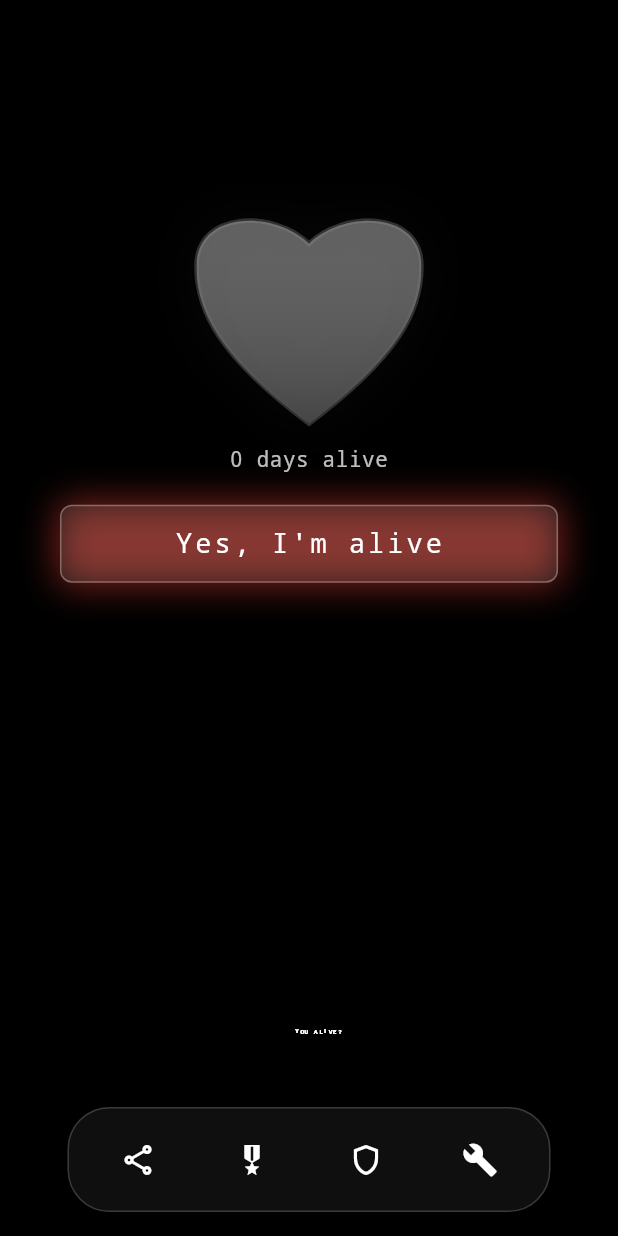
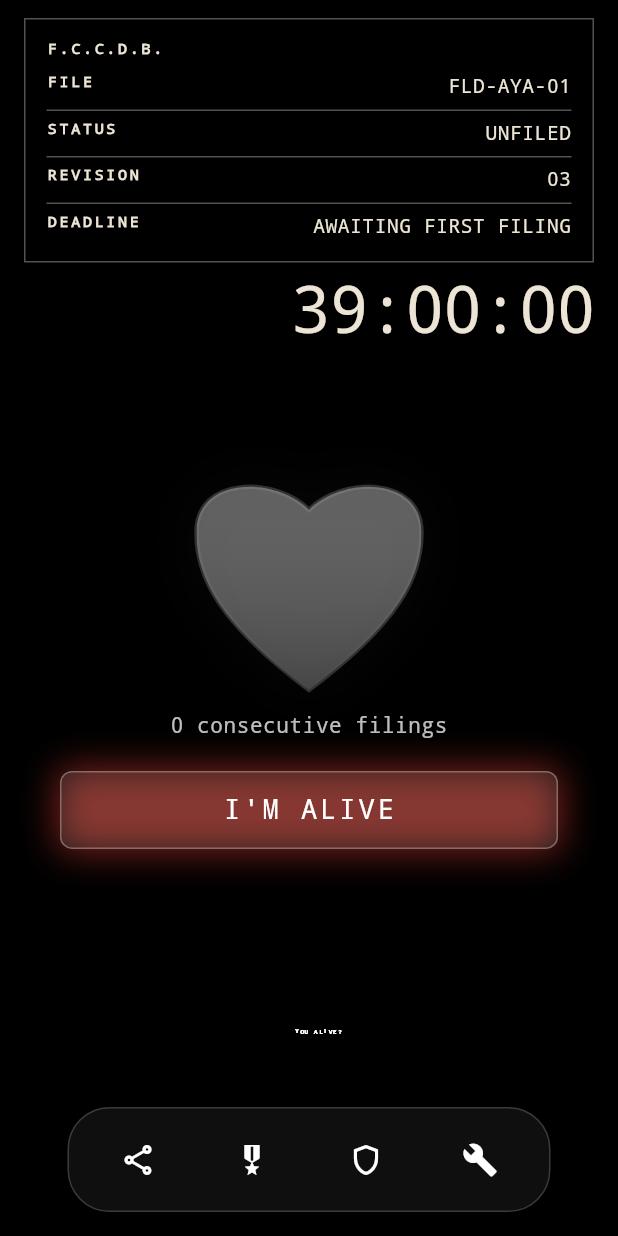
Before and after one commit to slenderdeveloperman/are-you-alive-flutter, a Flutter app: the HomeScreen screen opened directly, on a phone screen of 412 x 824 dp. Run offline on Flutter 3.47's test engine with Material 3 defaults, Android fonts, the phone set to English and light mode, and no system bars; our stand-ins replace flutter_local_notifications, flutter_native_contact_picker, flutter_secure_storage, flutter_timezone, screenshot, share_plus and 2 more; missing offline and left inert: phone_numbers_parser, play_install_referrer; accounts and stored records are empty.

Commit message:
feat(ui): promote filing state and countdown on home

```diff
--- a/lib/screens/home_screen.dart
+++ b/lib/screens/home_screen.dart
@@ -27,6 +27,8 @@ import '../theme/motion_tokens.dart';
 import '../models/share_models.dart';
 import '../utils/date_utils.dart';
 import '../widgets/share_preset_sheet.dart';
+import '../widgets/filing_block.dart';
+import '../theme/bureau_tokens.dart';
 
 enum _HeartbeatPhase { inactive, normal, erratic, expired }
 
@@ -419,6 +421,19 @@ class _HomeScreenState extends State<HomeScreen>
     return '$hours:$minutes:$seconds';
   }
 
+  ExistenceRecord _currentExistenceRecord() {
+    if (_notificationTimestamp == null) {
+      return ExistenceRecord.fromLastCheckIn(lastCheckIn: null, now: _now());
+    }
+    final lastCheckIn = DateTime.fromMillisecondsSinceEpoch(
+      _notificationTimestamp! - ExistenceRecord.filingWindow.inMilliseconds,
+    );
+    return ExistenceRecord.fromLastCheckIn(
+      lastCheckIn: lastCheckIn,
+      now: _now(),
+    );
+  }
+
   String _fallbackTimerMessage() {
     final safeName = _userName.trim().isEmpty ? 'human' : _userName.trim();
     return 'check in before ${_formatDuration(_remainingTime)}, $safeName';
@@ -759,7 +774,42 @@ class _HomeScreenState extends State<HomeScreen>
           SafeArea(
             child: Column(
               children: [
-                // Heart and button/message positioned higher on screen
+                Padding(
+                  padding: const EdgeInsets.fromLTRB(16, 12, 16, 0),
+                  child: Builder(
+                    builder: (context) {
+                      final record = _currentExistenceRecord();
+                      return Column(
+                        crossAxisAlignment: CrossAxisAlignment.stretch,
+                        children: [
+                          FilingBlock(
+                            status: ExistenceRecord.statusLabel(record.status),
+                            fields: [
+                              FilingField(
+                                'DEADLINE',
+                                record.deadline == null
+                                    ? 'AWAITING FIRST FILING'
+                                    : _formatDuration(record.remaining),
+                              ),
+                            ],
+                          ),
+                          const SizedBox(height: 10),
+                          Text(
+                            _formatDuration(record.remaining),
+                            key: const ValueKey('existence-countdown'),
+                            textAlign: TextAlign.right,
+                            style: BureauTokens.countdown.copyWith(
+                              color: record.status == ExistenceStatus.lapsed
+                                  ? BureauTokens.lapsed
+                                  : BureauTokens.paper,
+                            ),
+                          ),
+                        ],
+                      );
+                    },
+                  ),
+                ),
+                // Anatomical instrument and filing action.
                 Expanded(
                   child: Align(
                     alignment: const Alignment(0, -0.55),
@@ -823,7 +873,7 @@ class _HomeScreenState extends State<HomeScreen>
                                 return Transform.scale(
                                   scale: scale,
                                   child: Text(
-                                    '$value ${value == 1 ? 'day' : 'days'} alive',
+                                    '$value consecutive ${value == 1 ? 'filing' : 'filings'}',
                                     style: TextStyle(
                                       fontFamily: 'monospace',
                                       fontSize: 14,
@@ -894,7 +944,7 @@ class _HomeScreenState extends State<HomeScreen>
                                             ),
                                           ),
                                           child: const Text(
-                                            "Yes, I'm alive",
+                                            "I'M ALIVE",
                                             style: TextStyle(
                                               fontFamily: 'monospace',
                                               fontSize: 18,
@@ -932,7 +982,7 @@ class _HomeScreenState extends State<HomeScreen>
                           const SizedBox(height: 14),
                           TypewriterText(
                             key: const ValueKey('typewriter-tomorrow'),
-                            text: 'CHECK BACK IN TOMORROW',
+                            text: 'FILING RECEIVED / RECORD ACTIVE',
                             charDuration: const Duration(milliseconds: 40),
                             style: TextStyle(
                               fontFamily: 'monospace',
```
